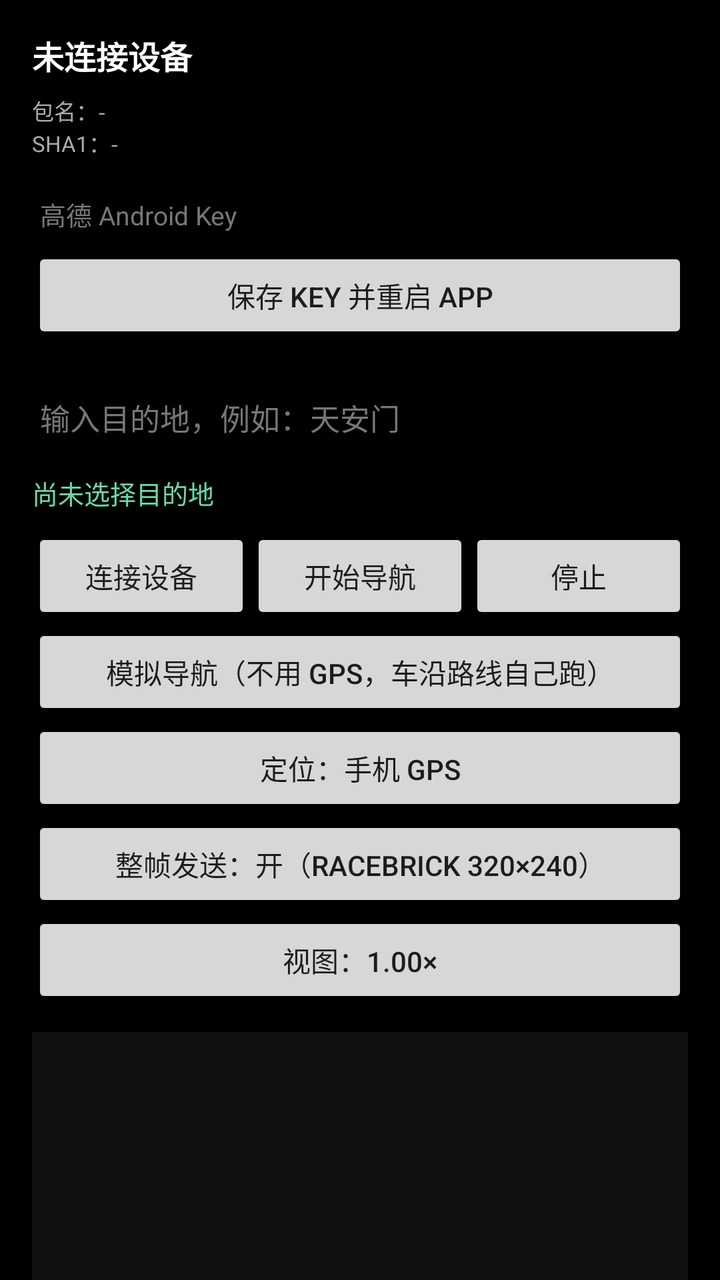
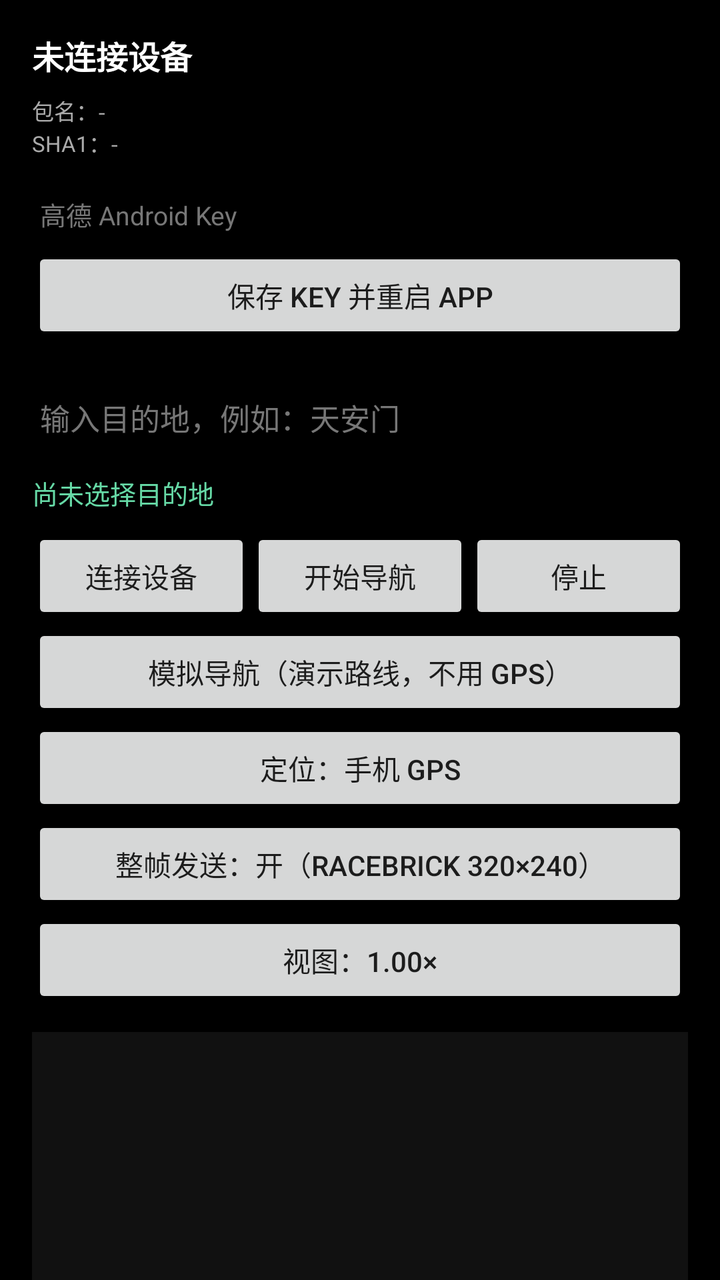

An Android layout rendered at two revisions. The XML below is the earlier revision; the diff shows what the commit changed to produce the second picture.
<!-- AndroidManifest.xml: application theme Theme.NavBridge -->
<!-- res/layout/activity_main.xml -->
<?xml version="1.0" encoding="utf-8"?>
<ScrollView xmlns:android="http://schemas.android.com/apk/res/android"
    android:layout_width="match_parent"
    android:layout_height="match_parent"
    android:fillViewport="true"
    android:background="@android:color/black">

    <LinearLayout
        android:layout_width="match_parent"
        android:layout_height="wrap_content"
        android:orientation="vertical"
        android:padding="16dp">

        <TextView
            android:id="@+id/tvStatus"
            android:layout_width="match_parent"
            android:layout_height="wrap_content"
            android:textColor="#FFFFFF"
            android:textSize="16sp"
            android:textStyle="bold"
            android:text="未连接设备" />

        <TextView
            android:id="@+id/tvSign"
            android:layout_width="match_parent"
            android:layout_height="wrap_content"
            android:layout_marginTop="8dp"
            android:textColor="#AAAAAA"
            android:textSize="11sp"
            android:textIsSelectable="true"
            android:text="包名：-\nSHA1：-" />

        <EditText
            android:id="@+id/etKey"
            android:layout_width="match_parent"
            android:layout_height="wrap_content"
            android:layout_marginTop="8dp"
            android:hint="高德 Android Key"
            android:inputType="text"
            android:textColor="#FFFFFF"
            android:textColorHint="#777777"
            android:textSize="13sp" />

        <Button
            android:id="@+id/btnSaveKey"
            android:layout_width="match_parent"
            android:layout_height="wrap_content"
            android:text="保存 Key 并重启 App" />

        <EditText
            android:id="@+id/etKeyword"
            android:layout_width="match_parent"
            android:layout_height="wrap_content"
            android:layout_marginTop="16dp"
            android:hint="输入目的地，例如：天安门"
            android:inputType="text"
            android:textColor="#FFFFFF"
            android:textColorHint="#777777"
            android:textSize="15sp" />

        <LinearLayout
            android:id="@+id/llTips"
            android:layout_width="match_parent"
            android:layout_height="wrap_content"
            android:layout_marginTop="4dp"
            android:orientation="vertical" />

        <TextView
            android:id="@+id/tvDest"
            android:layout_width="match_parent"
            android:layout_height="wrap_content"
            android:layout_marginTop="6dp"
            android:textColor="#66D9A6"
            android:textSize="13sp"
            android:text="尚未选择目的地" />

        <LinearLayout
            android:layout_width="match_parent"
            android:layout_height="wrap_content"
            android:layout_marginTop="8dp"
            android:orientation="horizontal">

            <Button
                android:id="@+id/btnConnect"
                android:layout_width="0dp"
                android:layout_height="wrap_content"
                android:layout_weight="1"
                android:text="连接设备" />

            <Button
                android:id="@+id/btnStart"
                android:layout_width="0dp"
                android:layout_height="wrap_content"
                android:layout_weight="1"
                android:text="开始导航" />

            <Button
                android:id="@+id/btnStop"
                android:layout_width="0dp"
                android:layout_height="wrap_content"
                android:layout_weight="1"
                android:text="停止" />
        </LinearLayout>

        <Button
            android:id="@+id/btnSimulate"
            android:layout_width="match_parent"
            android:layout_height="wrap_content"
            android:text="模拟导航（不用 GPS，车沿路线自己跑）" />

        <Button
            android:id="@+id/btnGpsSource"
            android:layout_width="match_parent"
            android:layout_height="wrap_content"
            android:text="定位：手机 GPS" />

        <Button
            android:id="@+id/btnSendFrames"
            android:layout_width="match_parent"
            android:layout_height="wrap_content"
            android:text="整帧发送：开（RaceBrick 320×240）" />

        <Button
            android:id="@+id/btnZoom"
            android:layout_width="match_parent"
            android:layout_height="wrap_content"
            android:text="视图：1.00×" />

        <ImageView
            android:id="@+id/ivPreview"
            android:layout_width="match_parent"
            android:layout_height="240dp"
            android:layout_marginTop="12dp"
            android:scaleType="fitCenter"
            android:background="#111111"
            android:contentDescription="320×240 导航画面模拟预览" />

        <LinearLayout
            android:layout_width="match_parent"
            android:layout_height="wrap_content"
            android:orientation="horizontal">

            <Button
                android:id="@+id/btnPreviewMode"
                android:layout_width="0dp"
                android:layout_height="wrap_content"
                android:layout_weight="1"
                android:text="预览：SDK 原图" />

            <Button
                android:id="@+id/btnOrientation"
                android:layout_width="0dp"
                android:layout_height="wrap_content"
                android:layout_weight="1"
                android:text="视角：车头朝上" />
        </LinearLayout>

        <TextView
            android:id="@+id/tvLog"
            android:layout_width="match_parent"
            android:layout_height="wrap_content"
            android:layout_marginTop="12dp"
            android:textColor="#88FF88"
            android:textSize="11sp"
            android:fontFamily="monospace"
            android:textIsSelectable="true" />
    </LinearLayout>
</ScrollView>
<!-- resources referenced by this layout -->
<resources>
  <style name="Theme.NavBridge" parent="Theme.AppCompat.DayNight.NoActionBar">
          <item name="android:windowBackground">@android:color/black</item>
          <item name="android:statusBarColor">@android:color/black</item>
      </style>
</resources>

<!-- the commit's change to res/layout/activity_main.xml (unified diff, before → after) -->
@@ -106,7 +106,7 @@
             android:id="@+id/btnSimulate"
             android:layout_width="match_parent"
             android:layout_height="wrap_content"
-            android:text="模拟导航（不用 GPS，车沿路线自己跑）" />
+            android:text="模拟导航（演示路线，不用 GPS）" />
 
         <Button
             android:id="@+id/btnGpsSource"
